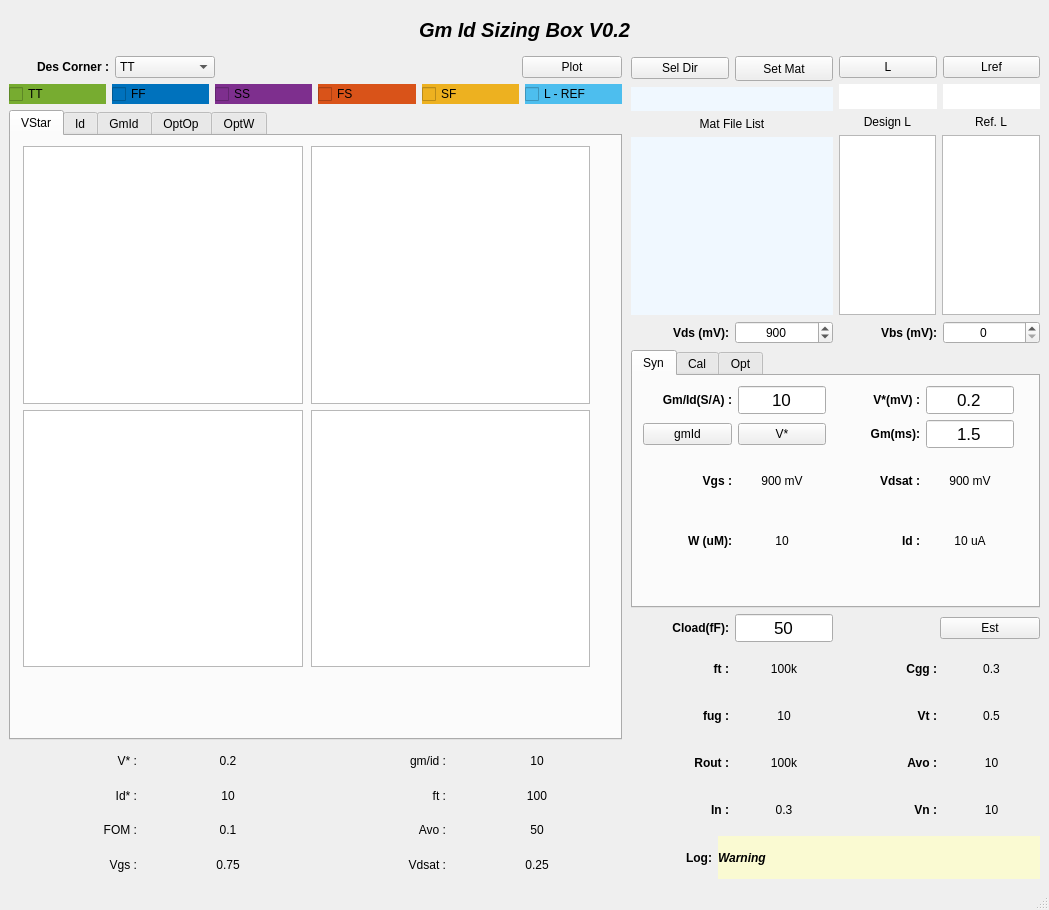
First picture: the form in GUI/gmIdSizingGuiVp1.ui, repository fengqzHD/gmIdNeoKit, before the edit.
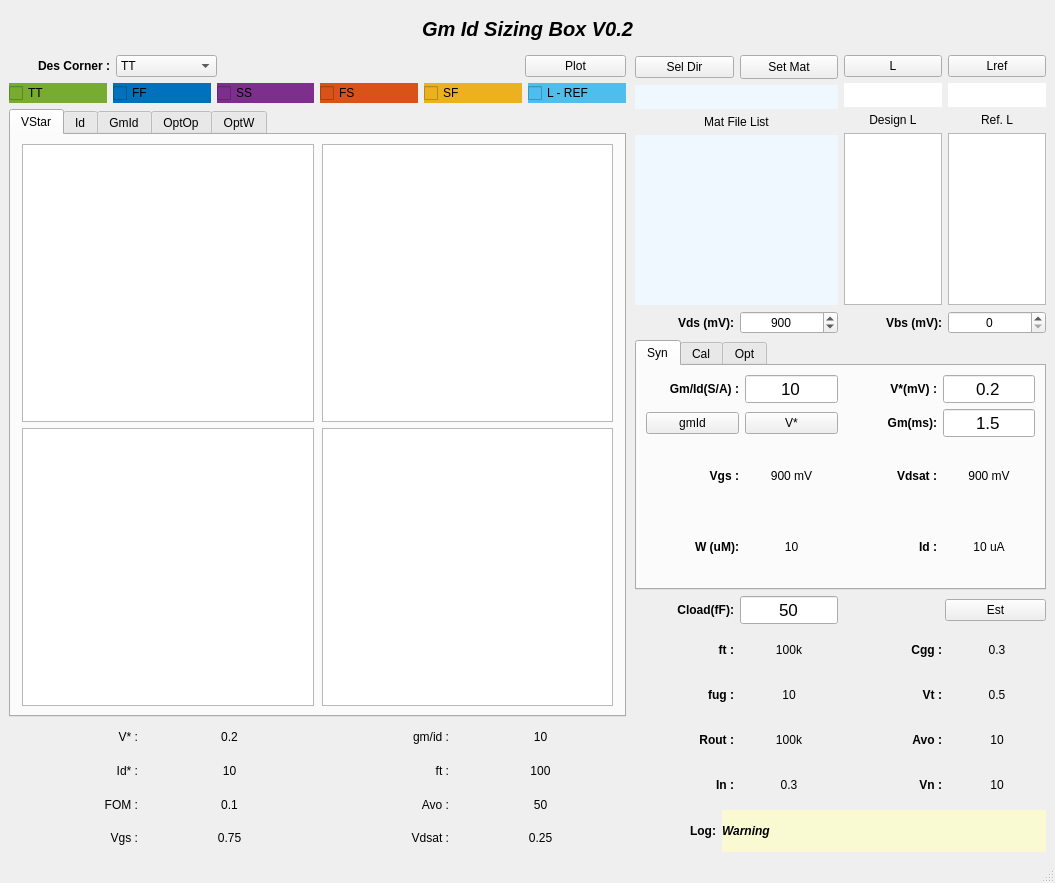
Second picture: the form after the edit. Custom widgets are drawn as their Qt base class.

Commit message: Layout on a grid for graph to rescale

The edit to the form file:
```diff
--- a/GUI/gmIdSizingGuiVp1.ui
+++ b/GUI/gmIdSizingGuiVp1.ui
@@ -6,8 +6,8 @@
    <rect>
     <x>0</x>
     <y>0</y>
-    <width>1049</width>
-    <height>910</height>
+    <width>1055</width>
+    <height>883</height>
    </rect>
   </property>
   <property name="windowTitle">
@@ -200,16 +200,12 @@
              <attribute name="title">
               <string>VStar</string>
              </attribute>
-             <widget class="QWidget" name="layoutWidget_2">
-              <property name="geometry">
-               <rect>
-                <x>10</x>
-                <y>10</y>
-                <width>571</width>
-                <height>521</height>
-               </rect>
-              </property>
+             <layout class="QGridLayout" name="gridLayout_2">
+              <item row="0" column="0">
               <layout class="QVBoxLayout" name="verticalLayout_8" stretch="10,10">
+                <property name="sizeConstraint">
+                 <enum>QLayout::SetDefaultConstraint</enum>
+                </property>
                <item>
                 <layout class="QHBoxLayout" name="horizontalLayout_49" stretch="0,1,0,1,0">
                  <item>
@@ -309,7 +305,8 @@
                 </layout>
                </item>
               </layout>
-             </widget>
+              </item>
+             </layout>
             </widget>
             <widget class="QWidget" name="tabId">
              <attribute name="title">
@@ -1267,15 +1264,8 @@
              <attribute name="title">
               <string>Syn</string>
              </attribute>
-             <widget class="QWidget" name="layoutWidget">
-              <property name="geometry">
-               <rect>
-                <x>10</x>
-                <y>10</y>
-                <width>371</width>
-                <height>181</height>
-               </rect>
-              </property>
+             <layout class="QGridLayout" name="gridLayout_7">
+              <item row="0" column="0">
               <layout class="QVBoxLayout" name="verticalLayout_4" stretch="1,1,1,1">
                <item>
                 <layout class="QHBoxLayout" name="horizontalLayout_8" stretch="1,1">
@@ -1537,7 +1527,8 @@
                 </layout>
                </item>
               </layout>
-             </widget>
+              </item>
+             </layout>
             </widget>
             <widget class="QWidget" name="tabCal">
              <attribute name="title">
```
Left out of the diff: 86 changed lines with no effect on the pictures. Lines whose indentation alone changed are shown as unchanged. The commit also changes 1 other file.
